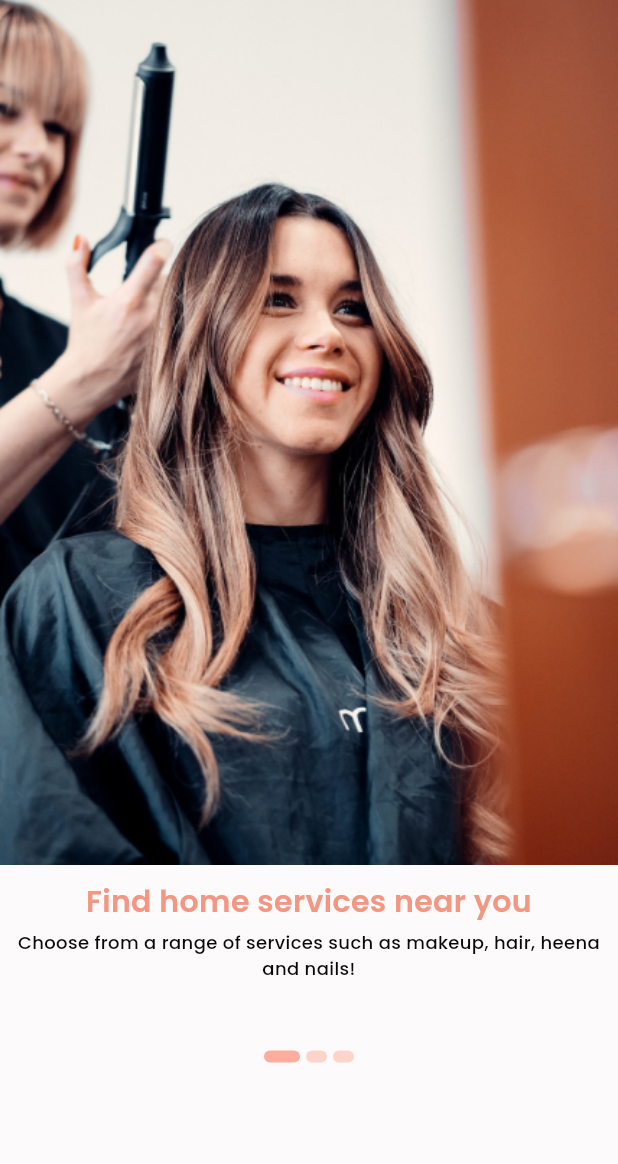
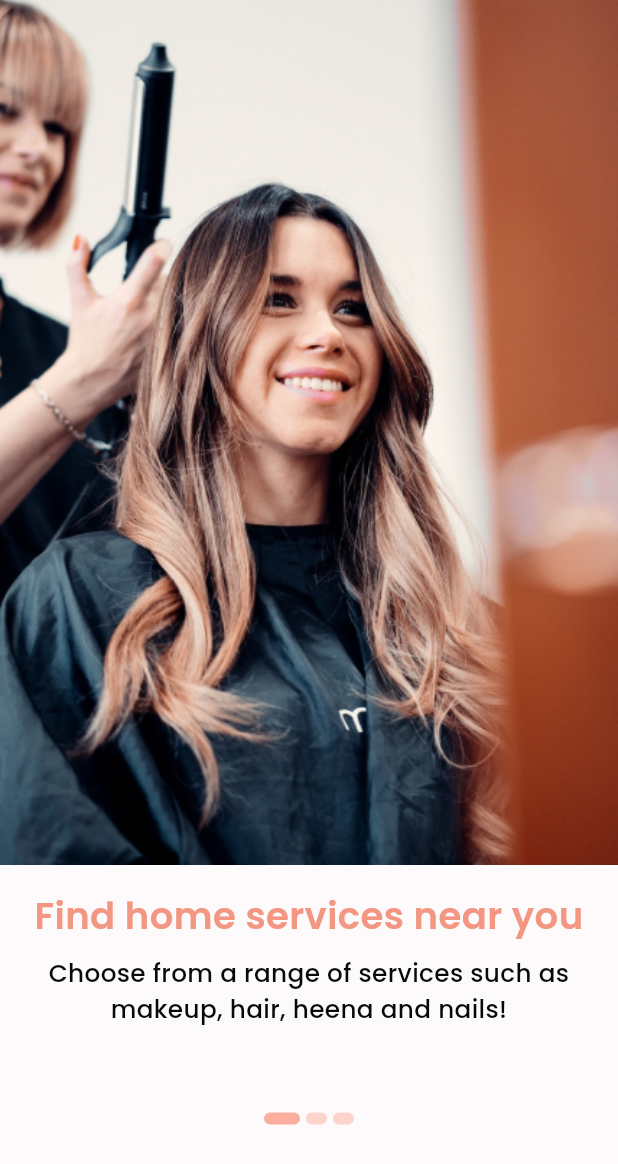
Before and after one commit to FaiziFlutter/Home-Glamour, a Flutter app: the screen it shows after launch, on a phone screen of 412 x 824 dp. Shown: the top 1164 px of the screen. Run offline on Flutter 3.47's test engine with Material 3 defaults, Android fonts, the phone set to English and light mode, and no system bars; our stand-ins replace flutter_svg, get, google_fonts, vector_graphics.

Commit message:
Home Screen Done

```diff
--- a/lib/app/screens/onboarding/introduction_screen.dart
+++ b/lib/app/screens/onboarding/introduction_screen.dart
@@ -39,7 +39,7 @@ class _IntroductionScreenState extends State<IntroductionScreen> {
         child: Column(
           children: [
             SizedBox(
-              height: appheight(context) * 0.85,
+              height: appheight(context) * 0.9,
               child: PageView(
                 controller: _pageController,
                 onPageChanged: (index) {
@@ -63,7 +63,7 @@ class _IntroductionScreenState extends State<IntroductionScreen> {
               ],
             ),
             SizedBox(
-              height: appheight(context) * 0.03,
+              height: appheight(context) * 0.01,
             ),
             if (currentPage == 2)
               Align(
@@ -94,19 +94,21 @@ Widget firstPage(BuildContext context) {
         width: appWidth(context),
       ),
       CustomText(
-        top: 10,
+        top: appheight(context) * 0.02,
+        bottom: 0,
         text: 'Find home services near you',
         color: colorScheme(context).tertiary,
-        fontSize: AppTextSize.headlineMediumFont,
+        fontSize: appWidth(context) * 0.06,
         fontWeight: FontWeight.w600,
-        fontFamily: poppins(),
       ),
       CustomText(
+        top: appheight(context) * 0.01,
+        bottom: 0,
+        overflow: TextOverflow.ellipsis,
         text:
             'Choose from a range of services such as makeup, hair, heena and nails! ',
-        fontSize: AppTextSize.bodySmallFont,
+        fontSize: appheight(context) * 0.02,
         fontWeight: FontWeight.w500,
-        fontFamily: poppins(),
       ),
     ],
   );
@@ -122,19 +124,21 @@ Widget secondPage(BuildContext context) {
         width: appWidth(context),
       ),
       CustomText(
-        top: 10,
+        top: appheight(context) * 0.02,
+        bottom: 0,
         text: 'Book through the App',
         color: colorScheme(context).tertiary,
-        fontSize: AppTextSize.headlineMediumFont,
+        fontSize: appWidth(context) * 0.06,
         fontWeight: FontWeight.w600,
-        fontFamily: poppins(),
       ),
       CustomText(
+        top: appheight(context) * 0.01,
+        bottom: 0,
+        overflow: TextOverflow.ellipsis,
         text:
             'Book a time slot for the service you require,make any payments where applicable and you are ready to go!',
-        fontSize: AppTextSize.bodySmallFont,
+        fontSize: appheight(context) * 0.02,
         fontWeight: FontWeight.w500,
-        fontFamily: poppins(),
       ),
     ],
   );
@@ -150,19 +154,21 @@ Widget thirdPage(BuildContext context) {
         width: appWidth(context),
       ),
       CustomText(
-        top: 10,
+        top: appheight(context) * 0.02,
+        bottom: 0,
         text: 'For both clients and bussiness',
         color: colorScheme(context).tertiary,
-        fontSize: AppTextSize.headlineMediumFont,
+        fontSize: appWidth(context) * 0.06,
         fontWeight: FontWeight.w600,
-        fontFamily: poppins(),
       ),
       CustomText(
+        top: appheight(context) * 0.01,
+        bottom: 0,
+        overflow: TextOverflow.ellipsis,
         text:
             'Whether you are looking for a service or promoting your home bussiness, we haveoptions for everyone! ',
-        fontSize: AppTextSize.bodySmallFont,
+        fontSize: appheight(context) * 0.02,
         fontWeight: FontWeight.w500,
-        fontFamily: poppins(),
       ),
     ],
   );
--- a/lib/widgets/custom_text.dart
+++ b/lib/widgets/custom_text.dart
@@ -19,6 +19,7 @@ class CustomText extends StatelessWidget {
     this.left,
     this.right,
     this.textAlign,
+    this.overflow,
   });
   final String text;
   final Color? backgroundColor;
@@ -34,6 +35,7 @@ class CustomText extends StatelessWidget {
   final double? left;
   final double? right;
   final TextAlign? textAlign;
+  final TextOverflow? overflow;
 
   @override
   Widget build(BuildContext context) {
@@ -44,6 +46,8 @@ class CustomText extends StatelessWidget {
           bottom: bottom ?? 2,
           right: right ?? 0),
       child: Text(
+        overflow: overflow,
+        maxLines: 3,
         text,
         softWrap: true,
         textAlign: textAlign ?? TextAlign.center,
```
